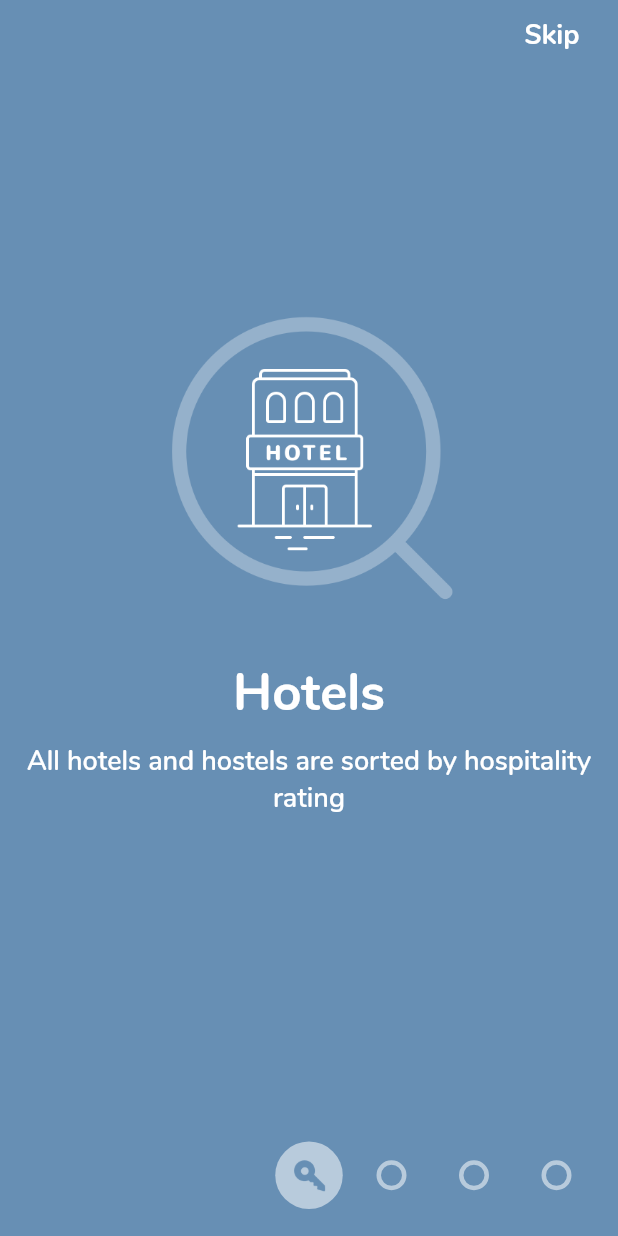
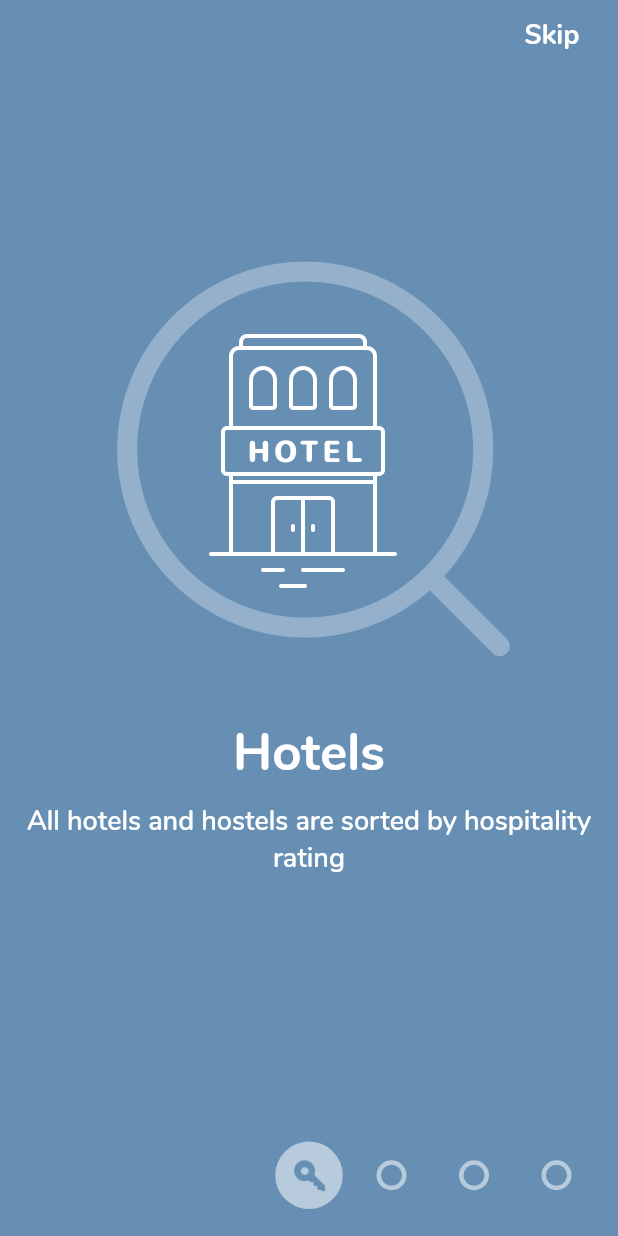
Before and after one commit to xsahil03x/fancy_on_boarding, a Flutter app: the screen it shows after launch, on a phone screen of 412 x 824 dp. Run offline on Flutter 3.47's test engine with Material 2 defaults, Android fonts, the phone set to English and light mode, and no system bars; our stand-ins replace flutter_svg.

Commit message:
Update fancy_page.dart

```diff
--- a/lib/src/fancy_page.dart
+++ b/lib/src/fancy_page.dart
@@ -27,8 +27,8 @@ class FancyPage extends StatelessWidget {
                 padding: EdgeInsets.only(bottom: 25.0),
                 child: FancyImage(
                   image: model.heroImagePath,
-                  width: 200,
-                  height: 200,
+                  width: 280,
+                  height: 280,
                   color: model.heroImageColor,
                 ),
               ),
```
